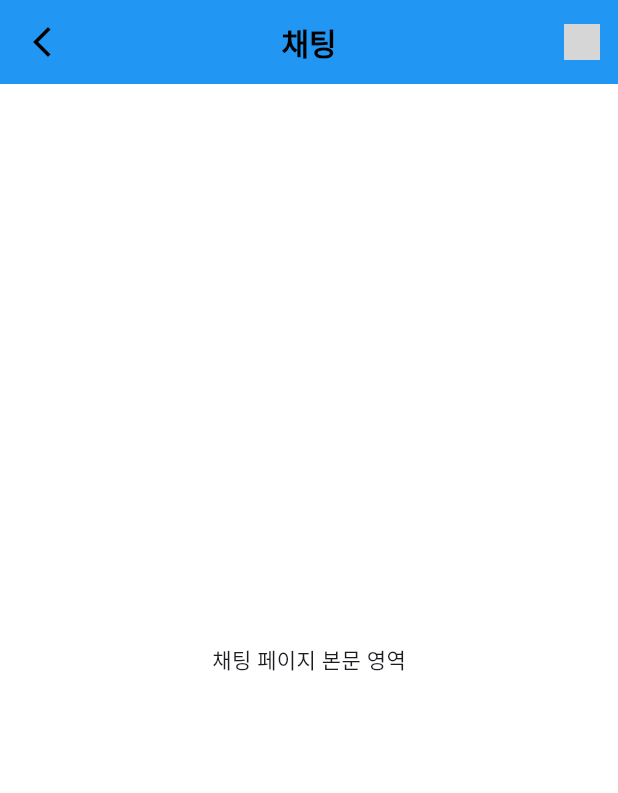
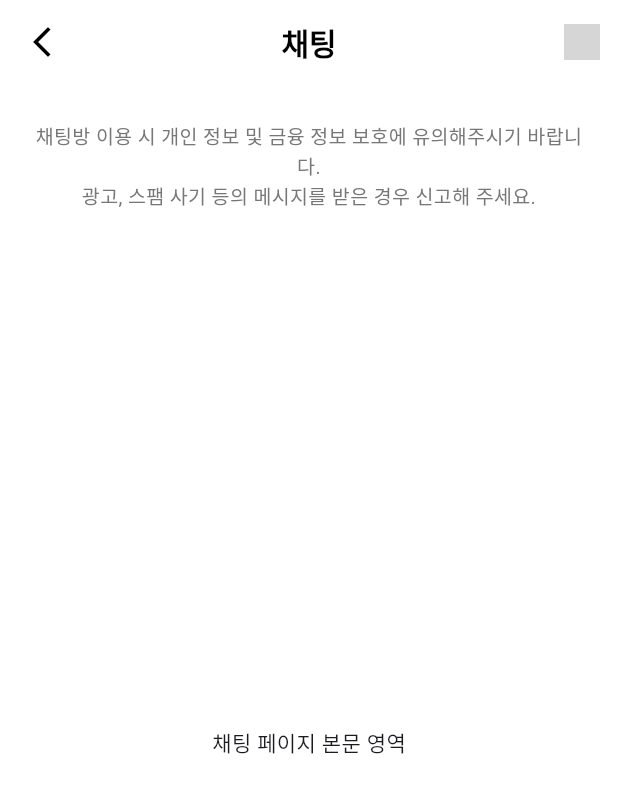
Before and after one commit to oo-Woogi/project_team5_chating_app, a Flutter app: the ChatingPage screen opened directly, on a phone screen of 412 x 824 dp. Shown: the top 793 px of the screen. Run offline on Flutter 3.47's test engine with Material 3 defaults, Android fonts, the phone set to English and light mode, and no system bars; Roboto replaces fonts that are missing (Pretendard); grey boxes are pictures that could not be loaded.

Commit message:
✨아이콘 이미지 파일 추가 및 채팅방 유의사항 Column 추가

```diff
--- a/lib/pages/chating_page/chating_page.dart
+++ b/lib/pages/chating_page/chating_page.dart
@@ -7,7 +7,7 @@ class ChatingPage extends StatelessWidget {
   Widget build(BuildContext context) {
     return Scaffold(
       appBar: AppBar(
-        backgroundColor: Colors.blue,
+        backgroundColor: Colors.white,
         elevation: 0,
         leading: IconButton(
           icon: const Icon(Icons.arrow_back_ios_new),
@@ -38,8 +38,36 @@ class ChatingPage extends StatelessWidget {
           ),
         ],
       ),
-      body: const Center(
-        child: Text('채팅 페이지 본문 영역'),
+      body: Column(
+        children: [
+          Padding(
+            padding: EdgeInsets.symmetric(horizontal: 20, vertical: 20),
+            child: Container(
+              height: 70,
+              width: double.infinity,
+              alignment: Alignment.center,
+              decoration: BoxDecoration(
+                color: Colors.white,
+                borderRadius: BorderRadius.circular(16),
+              ),
+              child: const Text(
+                '채팅방 이용 시 개인 정보 및 금융 정보 보호에 유의해주시기 바랍니다. \n광고, 스팸 사기 등의 메시지를 받은 경우 신고해 주세요.',
+                style: TextStyle(
+                  fontFamily: 'Pretendard',
+                  fontWeight: FontWeight.w400, // 글씨체 Pretendart Regular 적용
+                  fontSize: 13,
+                  color: Color(0xff777777),
+                ),
+                textAlign: TextAlign.center,
+              ),
+            ),
+          ),
+          const Expanded(
+            child: Center(
+              child: Text('채팅 페이지 본문 영역'),
+            ),
+            ),
+        ],
       ),
     );
   }
```
